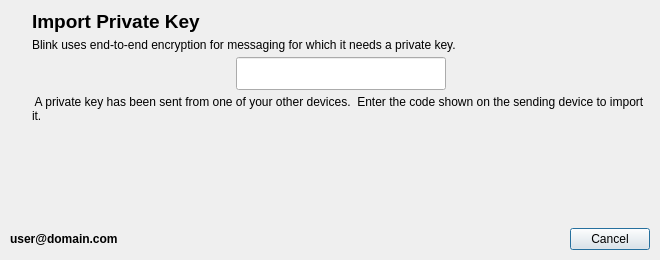
Qt form resources/import_private_key_dialog.ui (AGProjects/blink-qt) before a commit.
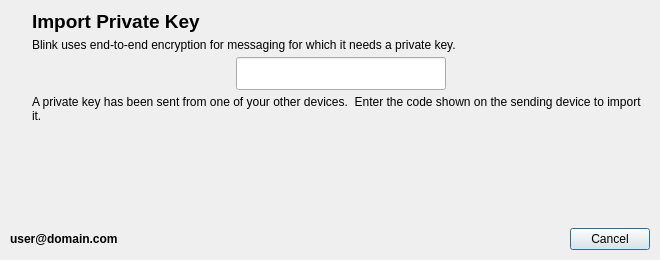
The same form after that commit. Icons and pictures are not drawn.

Commit message: Updated import text

Diff of the .ui file:
```diff
--- a/resources/import_private_key_dialog.ui
+++ b/resources/import_private_key_dialog.ui
@@ -173,7 +173,7 @@
         </font>
        </property>
        <property name="text">
-        <string> A private key has been sent from one of your other devices.  Enter the code shown on the sending device to import it.</string>
+        <string>A private key has been sent from one of your other devices.  Enter the code shown on the sending device to import it.</string>
        </property>
        <property name="scaledContents">
         <bool>false</bool>
```
The commit also changes 2 other files.
